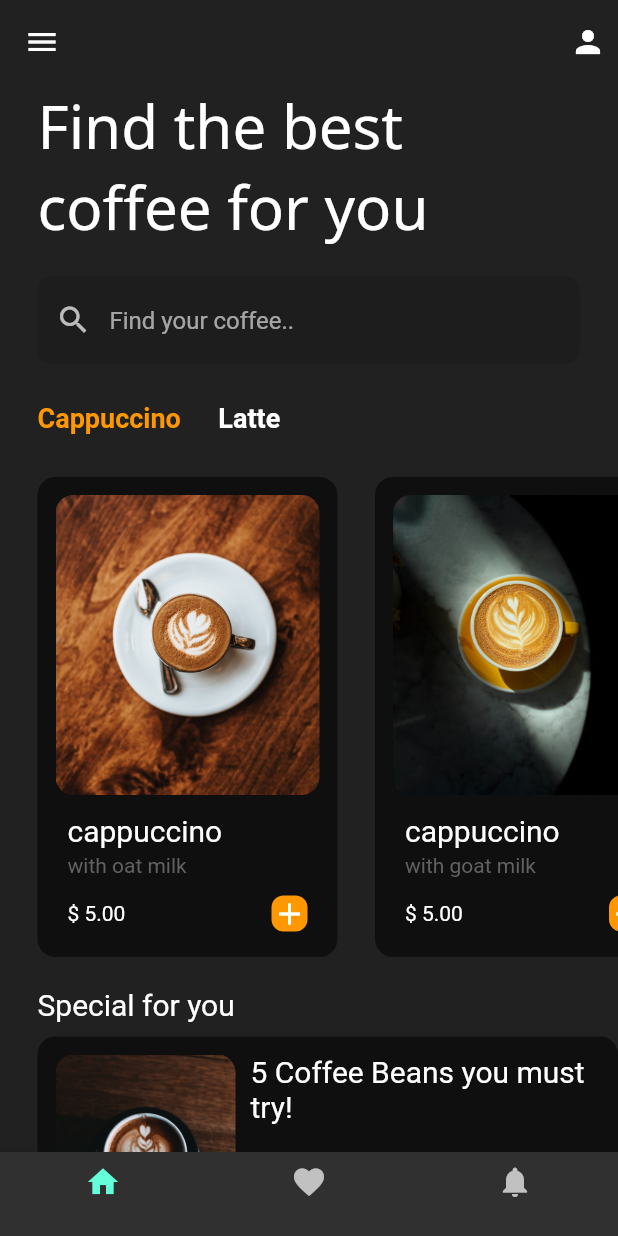
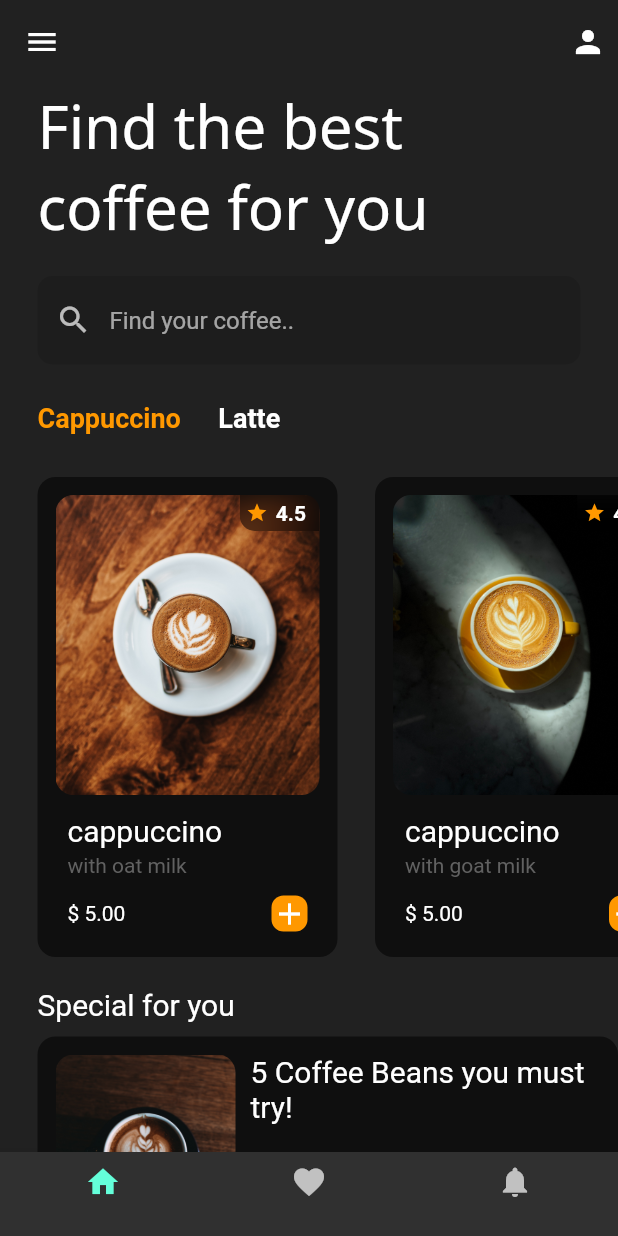
Before and after one commit to kalph1998/coffee-flutter, a Flutter app: the screen it shows after launch, on a phone screen of 412 x 824 dp. Run offline on Flutter 3.47's test engine with Material 2 defaults, Android fonts, the phone set to English and light mode, and no system bars; our stand-ins replace custom_radio_grouped_button, google_fonts.

Commit message:
added rating

```diff
--- a/lib/util/coffee_tile.dart
+++ b/lib/util/coffee_tile.dart
@@ -1,3 +1,5 @@
+import 'dart:ui';
+
 import 'package:coffee/pages/coffee_page.dart';
 import 'package:flutter/material.dart';
 import 'package:flutter/src/foundation/key.dart';
@@ -33,6 +35,7 @@ class CoffeeTile extends StatelessWidget {
           child:
               Column(crossAxisAlignment: CrossAxisAlignment.start, children: [
             // image
+            Stack(children: [
               ClipRRect(
                 borderRadius: BorderRadius.circular(12),
                 child: Image.asset(
@@ -42,6 +45,46 @@ class CoffeeTile extends StatelessWidget {
                   height: 200,
                 ),
               ),
+              Positioned(
+                top: 0,
+                right: 0,
+                child: ClipRRect(
+                  borderRadius: const BorderRadius.only(
+                      bottomLeft: Radius.circular(10),
+                      topRight: Radius.circular(10)),
+                  child: BackdropFilter(
+                    filter: ImageFilter.blur(sigmaX: 9, sigmaY: 9),
+                    child: Container(
+                      color: Colors.black45,
+                      padding: const EdgeInsets.all(4),
+                      child: Row(
+                        children: [
+                          const Icon(
+                            Icons.star,
+                            color: Colors.orange,
+                            size: 15,
+                          ),
+                          const SizedBox(
+                            width: 5,
+                          ),
+                          RichText(
+                            text: const TextSpan(children: [
+                              TextSpan(
+                                text: '4.5',
+                                style: TextStyle(fontWeight: FontWeight.bold),
+                              ),
+                            ]),
+                          ),
+                          const SizedBox(
+                            width: 5,
+                          ),
+                        ],
+                      ),
+                    ),
+                  ),
+                ),
+              ),
+            ]),
 
             //text
             Padding(
```
Also changed, not shown: lib/util/coffee_size.dart (deleted). Lines whose indentation alone changed are shown as unchanged.
